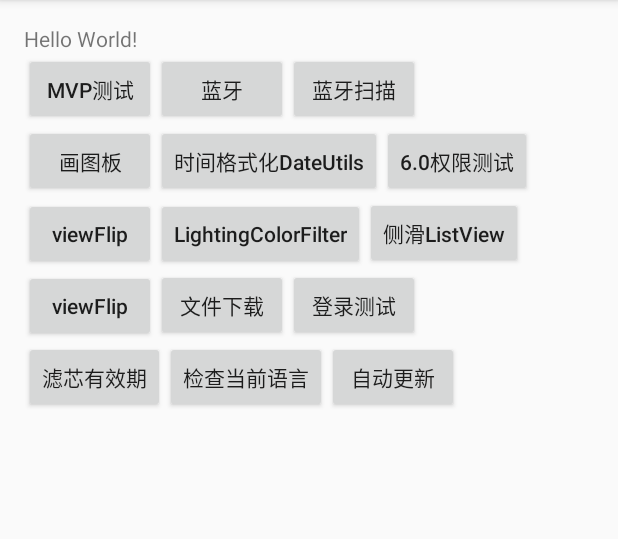
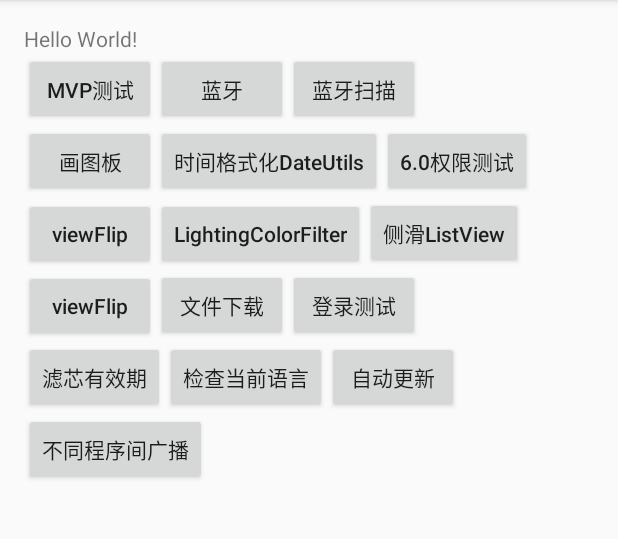
Before and after one commit to QX-Zach/MvpDemo, an Android app: the screen it shows after launch (MainActivity), on a phone screen of 412 x 824 dp, the part 84-623 px from its top. Run offline under Robolectric (Android 15) with nearby library versions, the phone set to English and light mode, and no system bars; our stand-ins replace ButterKnife; libraries missing offline, so code that uses them is left out: org.xutils.x; 1 statement that could not run was skipped.

Commit message:
应该是更新吧

```diff
--- a/app/src/main/java/com/example/ozner/mvpdemo/MainActivity.java
+++ b/app/src/main/java/com/example/ozner/mvpdemo/MainActivity.java
@@ -14,6 +14,7 @@ import com.example.ozner.mvpdemo.DateFormatTest.DateUtilsActivity;
 import com.example.ozner.mvpdemo.Login.LoginActivity;
 import com.example.ozner.mvpdemo.SwipeMenu.SwipeMenu_1Activity;
 import com.example.ozner.mvpdemo.SysDownload.DownloadTestActivity;
+import com.example.ozner.mvpdemo.Utils.NetErrDecode;
 import com.example.ozner.mvpdemo.ViewTest.BoardActivity;
 import com.example.ozner.mvpdemo.ViewTest.FlipViewActivity;
 import com.example.ozner.mvpdemo.W3CSchool.LightingColorFilterActivity;
@@ -58,6 +59,8 @@ public class MainActivity extends BaseActivity implements View.OnClickListener {
     Button btnCheckLanguage;
     @InjectView(R.id.btn_btUUID)
     Button btnBtUUID;
+    @InjectView(R.id.btn_progressNotify)
+    Button btnProgressNotify;
 
     @Override
     protected void onCreate(Bundle savedInstanceState) {
@@ -83,6 +86,7 @@ public class MainActivity extends BaseActivity implements View.OnClickListener {
         btnFilter.setOnClickListener(this);
         btnCheckLanguage.setOnClickListener(this);
         btnBtUUID.setOnClickListener(this);
+        btnProgressNotify.setOnClickListener(this);
     }
 
     @Override
@@ -101,7 +105,7 @@ public class MainActivity extends BaseActivity implements View.OnClickListener {
                 startActivity(new Intent(this, FlipViewActivity.class));
                 break;
             case R.id.btn_encodeUrl:
-
+                NetErrDecode.ShowErrMsgDialog(this, -10024, "附加信息", "默认信息");
                 break;
             case R.id.btn_slip_list:
                 startActivity(new Intent(this, SwipeMenu_1Activity.class));
@@ -155,12 +159,16 @@ public class MainActivity extends BaseActivity implements View.OnClickListener {
                 break;
             case R.id.btn_btUUID:
                 Intent blueUUIDIntent = new Intent(this, BluetoothUUIDActivity.class);
-                if(blueUUIDIntent.resolveActivity(getPackageManager())!=null){
+                if (blueUUIDIntent.resolveActivity(getPackageManager()) != null) {
                     startActivity(blueUUIDIntent);
-                }else {
+                } else {
                     Log.e(TAG, "onClick: btn_btUUID:Activity Not Found");
                     Toast.makeText(MainActivity.this, "Application not exits", Toast.LENGTH_SHORT).show();
                 }
+                break;
+            case R.id.btn_progressNotify:
+                Log.i(TAG, "onClick: 应用间广播");
+                sendBroadcast(new Intent("com.persional.lingchen.AndroidLearn.TestBroad"));
                 break;
         }
     }
--- a/app/src/main/res/layout/activity_main.xml
+++ b/app/src/main/res/layout/activity_main.xml
@@ -13,7 +13,7 @@
     <TextView
         android:layout_width="wrap_content"
         android:layout_height="wrap_content"
-        android:text="Hello World!" />
+        android:text="Hello World!"/>
 
     <LinearLayout
         android:layout_width="match_parent"
@@ -24,19 +24,19 @@
             android:id="@+id/btn_mvpTest"
             android:layout_width="wrap_content"
             android:layout_height="wrap_content"
-            android:text="Mvp测试" />
+            android:text="Mvp测试"/>
 
         <Button
             android:id="@+id/btn_buletooth"
             android:layout_width="wrap_content"
             android:layout_height="wrap_content"
-            android:text="蓝牙" />
+            android:text="蓝牙"/>
 
         <Button
             android:id="@+id/btn_scanBlueTest"
             android:layout_width="wrap_content"
             android:layout_height="wrap_content"
-            android:text="蓝牙扫描" />
+            android:text="蓝牙扫描"/>
     </LinearLayout>
 
 
@@ -49,20 +49,20 @@
             android:id="@+id/btn_boardTest"
             android:layout_width="wrap_content"
             android:layout_height="wrap_content"
-            android:text="画图板" />
+            android:text="画图板"/>
 
         <Button
             android:id="@+id/btn_dateUtils"
             android:layout_width="wrap_content"
             android:layout_height="wrap_content"
             android:text="时间格式化DateUtils"
-            android:textAllCaps="false" />
+            android:textAllCaps="false"/>
 
         <Button
             android:id="@+id/btn_perCheck"
             android:layout_width="wrap_content"
             android:layout_height="wrap_content"
-            android:text="6.0权限测试" />
+            android:text="6.0权限测试"/>
     </LinearLayout>
 
     <LinearLayout
@@ -75,21 +75,21 @@
             android:layout_width="wrap_content"
             android:layout_height="wrap_content"
             android:text="viewFlip"
-            android:textAllCaps="false" />
+            android:textAllCaps="false"/>
 
         <Button
             android:id="@+id/btn_lightingColor"
             android:layout_width="wrap_content"
             android:layout_height="wrap_content"
             android:text="LightingColorFilter"
-            android:textAllCaps="false" />
+            android:textAllCaps="false"/>
 
         <Button
             android:id="@+id/btn_slip_list"
             android:layout_width="wrap_content"
             android:layout_height="wrap_content"
             android:text="侧滑ListView"
-            android:textAllCaps="false" />
+            android:textAllCaps="false"/>
     </LinearLayout>
 
     <LinearLayout
@@ -102,19 +102,19 @@
             android:layout_width="wrap_content"
             android:layout_height="wrap_content"
             android:text="viewFlip"
-            android:textAllCaps="false" />
+            android:textAllCaps="false"/>
 
         <Button
             android:id="@+id/btn_downloadFile"
             android:layout_width="wrap_content"
             android:layout_height="wrap_content"
-            android:text="文件下载" />
+            android:text="文件下载"/>
 
         <Button
             android:id="@+id/btn_login"
             android:layout_width="wrap_content"
             android:layout_height="wrap_content"
-            android:text="登录测试" />
+            android:text="登录测试"/>
     </LinearLayout>
 
     <LinearLayout
@@ -126,19 +126,30 @@
             android:id="@+id/btn_filter"
             android:layout_width="wrap_content"
             android:layout_height="wrap_content"
-            android:text="滤芯有效期" />
+            android:text="滤芯有效期"/>
 
         <Button
             android:id="@+id/btn_checkLanguage"
             android:layout_width="wrap_content"
             android:layout_height="wrap_content"
-            android:text="检查当前语言" />
+            android:text="检查当前语言"/>
 
         <Button
             android:id="@+id/btn_btUUID"
             android:layout_width="wrap_content"
             android:layout_height="wrap_content"
-            android:text="自动更新" />
+            android:text="自动更新"/>
+    </LinearLayout>
+
+    <LinearLayout
+        android:layout_width="match_parent"
+        android:layout_height="wrap_content"
+        android:orientation="horizontal">
+        <Button
+            android:id="@+id/btn_progressNotify"
+            android:text="不同程序间广播"
+            android:layout_width="wrap_content"
+            android:layout_height="wrap_content"/>
     </LinearLayout>
 
 </LinearLayout>
```
Also changed, not shown: app/src/main/AndroidManifest.xml (+43 -39 lines), app/src/main/java/com/example/ozner/mvpdemo/HtmlFormattest/HtmlFormatActivity.java (added, +15 -0 lines), app/src/main/java/com/example/ozner/mvpdemo/Utils/NetErrDecode.java (+34 -0 lines), app/src/main/res/layout/activity_html_format.xml (added, +9 -0 lines), app/src/main/res/layout/msg_dialog_view.xml (added, +35 -0 lines). Lines whose indentation alone changed are shown as unchanged.
